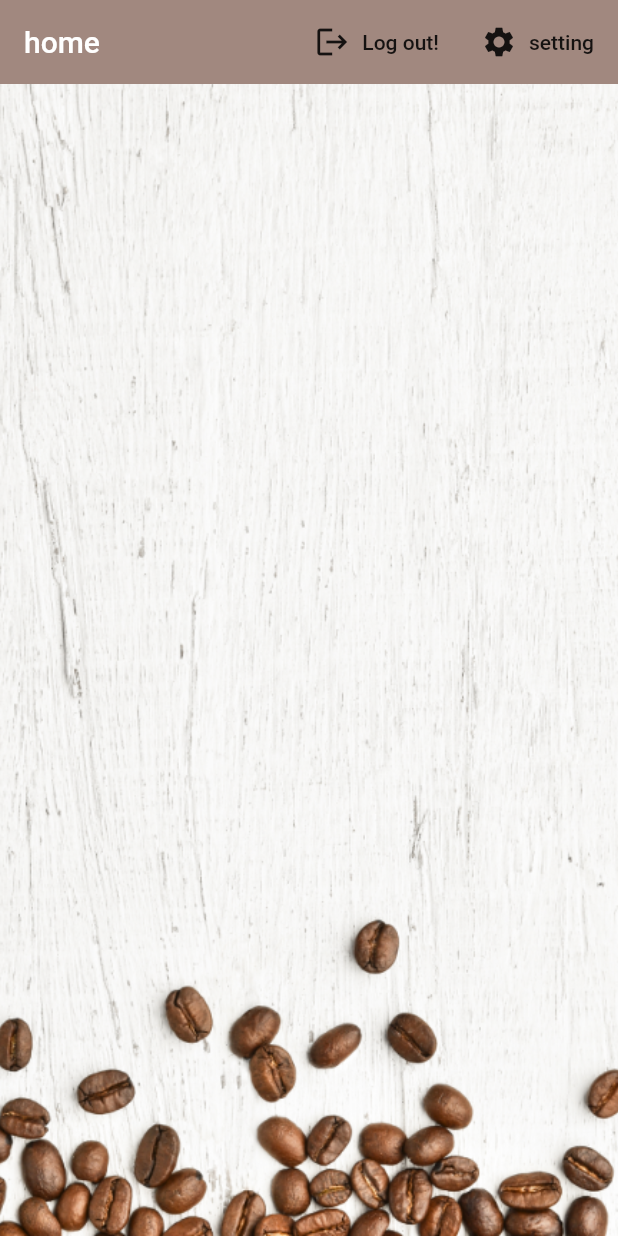
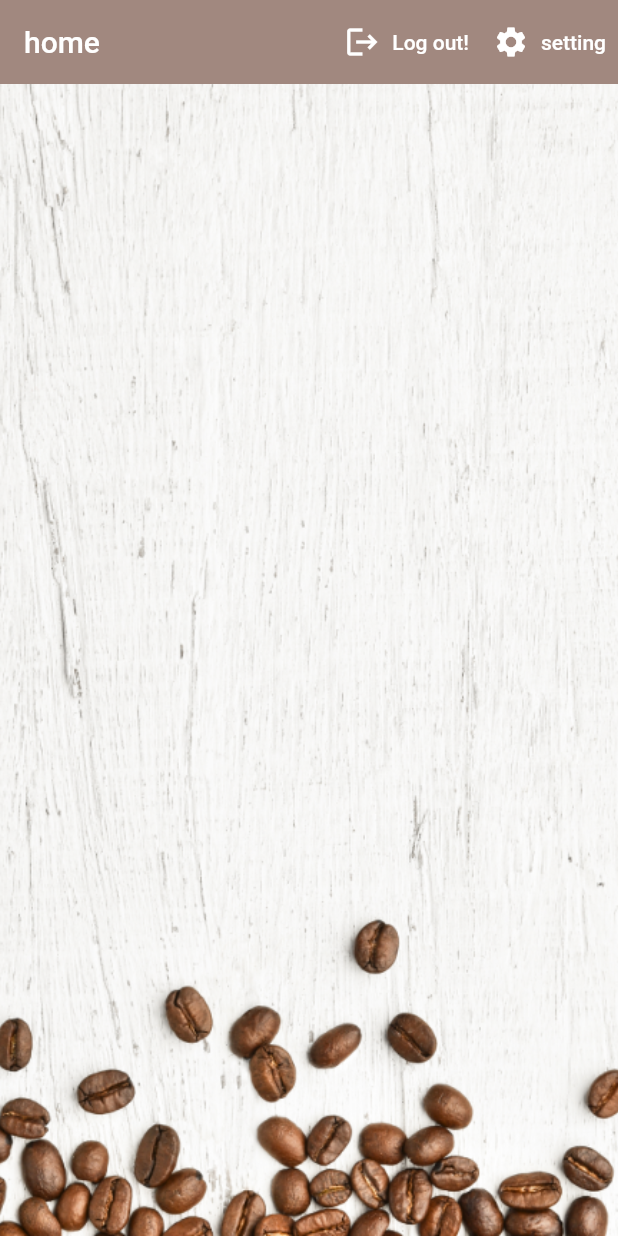
Before and after one commit to johnson261996/coffee-brew-crew, a Flutter app: the screen it shows once a user with an empty profile is signed in, after a tap on "Log out!", on a phone screen of 412 x 824 dp. Run offline on Flutter 3.47's test engine with Material 2 defaults, Android fonts, the phone set to English and light mode, and no system bars; our stand-ins replace cloud_firestore, firebase_auth, firebase_core, flutter_spinkit; accounts and stored records are empty.

Commit message:
fixed bugs and errors

```diff
--- a/lib/models/PersonData.dart
+++ b/lib/models/PersonData.dart
@@ -1,10 +1,10 @@
 
 
 class PersonData {
-  final String? uid;
-  final String? name;
-  final String? sugars;
+  final String uid;
+  final String name;
+  final String sugars;
   final int strength;
 
-  PersonData({this.uid, this.name, this.sugars,  required this.strength});
+  PersonData({required this.uid, required this.name, required this.sugars,  required this.strength});
 }
--- a/lib/screens/authenticate/home/home.dart
+++ b/lib/screens/authenticate/home/home.dart
@@ -6,6 +6,8 @@ import 'package:flutter/material.dart';
 import 'package:coffee/services/DatabaseService.dart';
 import 'package:provider/provider.dart';
 import 'package:cloud_firestore/cloud_firestore.dart';
+
+import '../../../models/Person.dart';
 
 class Home extends StatelessWidget {
 
@@ -20,7 +22,7 @@ class Home extends StatelessWidget {
 
   @override
   Widget build(BuildContext context) {
-
+    final user = Provider.of<Person?>(context);
     void ShowSettingPanel() {
       showModalBottomSheet(context: context, builder: (context){
         return Container(
@@ -32,7 +34,7 @@ class Home extends StatelessWidget {
 
 
     return StreamProvider<List<Brew>?>.value(
-      value: DatabaseServvice().brews,
+      value: DatabaseServvice(uid:user!.uid ).brews,
       initialData: null,
       child: Scaffold(
         backgroundColor: Colors.brown[50],
@@ -61,19 +63,19 @@ class Home extends StatelessWidget {
                 ],
               ),
             ),*/
-            FlatButton.icon(
+            TextButton.icon(
                 onPressed: ()async {
                   await auth.signOut();
                 },
-                icon: Icon(Icons.logout),
-                label: Text('Log out!')
+                icon: Icon(Icons.logout,color: Colors.white,),
+                label: Text('Log out!',style: TextStyle(color: Colors.white))
             ),
-            FlatButton.icon(
+            TextButton.icon(
                 onPressed: (){
                   ShowSettingPanel();
                 },
-                icon: Icon(Icons.settings),
-                label: Text('setting')
+                icon: Icon(Icons.settings,color: Colors.white),
+                label: Text('setting',style: TextStyle(color: Colors.white,),)
             )
           ],
         ),
--- a/lib/screens/authenticate/register.dart
+++ b/lib/screens/authenticate/register.dart
@@ -34,9 +34,9 @@ class _RegisterState extends State<Register> {
           elevation: 0.0,
           title: Text('Sign up in Coffee Brew'),
           actions: <Widget>[
-            FlatButton.icon(onPressed: (){
+            TextButton .icon(onPressed: (){
               widget.toggleView();
-            }, icon: Icon(Icons.person), label: Text('Sign in'))
+            }, icon: Icon(Icons.person,color: Colors.white,), label: Text('Sign in',style:TextStyle(color: Colors.white,),))
           ],
         ),
         body: Container(
@@ -65,8 +65,12 @@ class _RegisterState extends State<Register> {
                   setState(() => password = val);
                 },
               ),
-              RaisedButton(
-                  color: Colors.pink,
+              TextButton (
+                  style: TextButton.styleFrom(
+                    foregroundColor: Colors.pink,
+                    backgroundColor: Colors.brown,
+                    textStyle: const TextStyle(fontSize: 20),
+                  ),
                   child: Text(
                     'Sign up',
                     style: TextStyle(color: Colors.white),
--- a/lib/screens/authenticate/sign_in.dart
+++ b/lib/screens/authenticate/sign_in.dart
@@ -34,9 +34,9 @@ class _SignInState extends State<SignIn> {
         elevation: 0.0,
         title: Text('Sign in Coffee Brew'),
         actions: <Widget>[
-          FlatButton.icon(onPressed: (){
+          TextButton.icon(onPressed: (){
             widget.toggleView();
-          }, icon: Icon(Icons.person), label: Text('Register'))
+          }, icon: Icon(Icons.person,color: Colors.white,), label: Text('Register',style: TextStyle(color: Colors.white),))
         ],
       ),
       body: Container(
@@ -60,8 +60,13 @@ class _SignInState extends State<SignIn> {
                   setState(() => password = val);
                 },
               ),
-              RaisedButton(
-                color: Colors.pink,
+              SizedBox(height: 20.0,),
+              TextButton(
+                  style: TextButton.styleFrom(
+                    foregroundColor: Colors.pink,
+                    backgroundColor: Colors.brown ,
+                    textStyle: const TextStyle(fontSize: 20),
+                  ),
                   child: Text(
                     'Sign in',
                     style: TextStyle(color: Colors.white),
--- a/lib/services/DatabaseService.dart
+++ b/lib/services/DatabaseService.dart
@@ -5,10 +5,10 @@ import 'package:coffee/models/brew.dart';
 
 class DatabaseServvice {
 
-  final String? uid;
+  final String uid;
   final CollectionReference brewCollection = FirebaseFirestore.instance.collection("brews");
 
-  DatabaseServvice({ this.uid});
+  DatabaseServvice({ required this.uid});
 
   Future updateUserData(String? sugars,String? name,int? strength)async{
     return await brewCollection.doc(uid).set({
```
Also changed, not shown: lib/screens/authenticate/home/settings_form.dart (+11 -8 lines), pubspec.lock.
